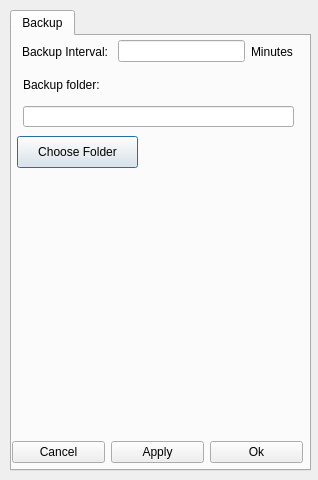
Qt form forms/settingdialog.ui (JuPedSim/jpseditor) before a commit.
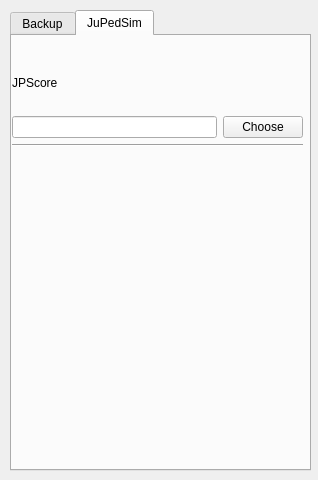
The same form after that commit.

Commit message: Add JuPedSim tab in setting widget

What changed in the file:
```diff
--- a/forms/settingdialog.ui
+++ b/forms/settingdialog.ui
@@ -23,7 +23,7 @@
     </rect>
    </property>
    <property name="currentIndex">
-    <number>0</number>
+    <number>1</number>
    </property>
    <widget class="QWidget" name="backupTab">
     <attribute name="title">
@@ -132,6 +132,51 @@
      </layout>
     </widget>
    </widget>
+   <widget class="QWidget" name="tab">
+    <attribute name="title">
+     <string>JuPedSim</string>
+    </attribute>
+    <widget class="QWidget" name="layoutWidget">
+     <property name="geometry">
+      <rect>
+       <x>0</x>
+       <y>20</y>
+       <width>291</width>
+       <height>91</height>
+      </rect>
+     </property>
+     <layout class="QGridLayout" name="gridLayout">
+      <item row="0" column="0">
+       <widget class="QLabel" name="label_4">
+        <property name="text">
+         <string>JPScore</string>
+        </property>
+       </widget>
+      </item>
+      <item row="1" column="0">
+       <layout class="QHBoxLayout" name="horizontalLayout_3">
+        <item>
+         <widget class="QLineEdit" name="lineEdit_JPScore"/>
+        </item>
+        <item>
+         <widget class="QPushButton" name="pushButton_chooseJPScore">
+          <property name="text">
+           <string>Choose</string>
+          </property>
+         </widget>
+        </item>
+       </layout>
+      </item>
+      <item row="2" column="0">
+       <widget class="Line" name="line">
+        <property name="orientation">
+         <enum>Qt::Horizontal</enum>
+        </property>
+       </widget>
+      </item>
+     </layout>
+    </widget>
+   </widget>
   </widget>
  </widget>
  <resources/>
```
The commit also changes 3 other files.
